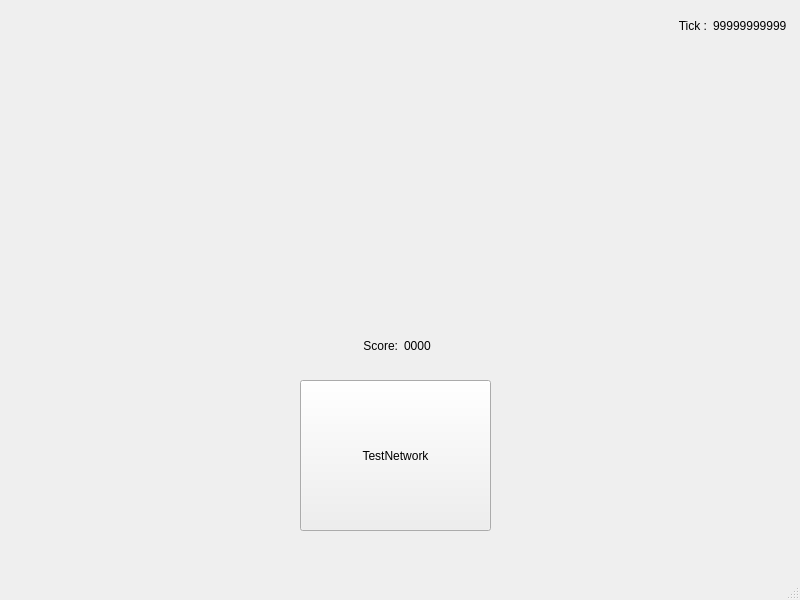
Above: Dev/Clients/QtClient/QtWindowClient/mainwindow.ui from Redoxee/AutoClicker before the change. Below: the same form after it.
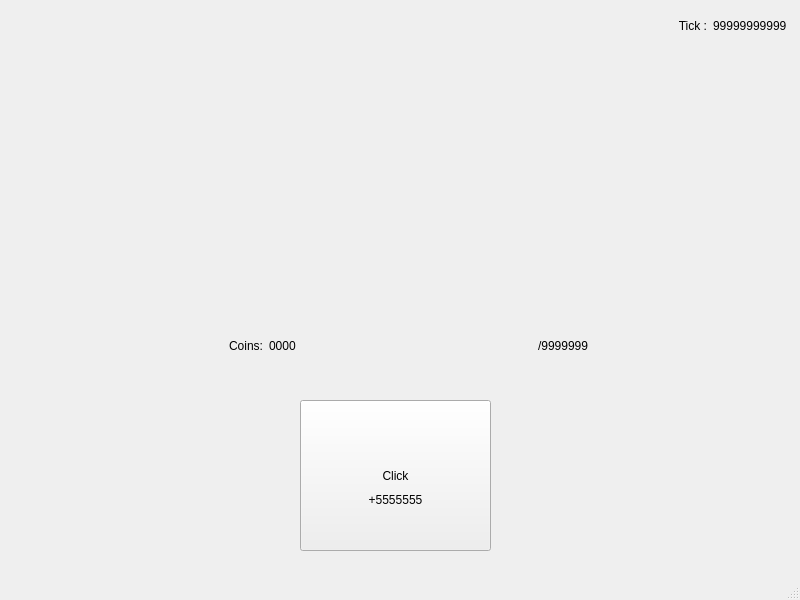
That is the form after the change.

What changed in the file:
```diff
--- a/Dev/Clients/QtClient/QtWindowClient/mainwindow.ui
+++ b/Dev/Clients/QtClient/QtWindowClient/mainwindow.ui
@@ -18,13 +18,13 @@
     <property name="geometry">
      <rect>
       <x>300</x>
-      <y>380</y>
+      <y>400</y>
       <width>191</width>
       <height>151</height>
      </rect>
     </property>
     <property name="text">
-     <string>TestNetwork</string>
+     <string>Click</string>
     </property>
    </widget>
    <widget class="QWidget" name="horizontalLayoutWidget">
@@ -40,7 +40,7 @@
      <item>
       <widget class="QLabel" name="ScoreLabel">
        <property name="text">
-        <string>Score:</string>
+        <string>Coins:</string>
        </property>
        <property name="alignment">
         <set>Qt::AlignRight|Qt::AlignTrailing|Qt::AlignVCenter</set>
@@ -49,9 +49,25 @@
      </item>
      <item>
       <widget class="QLabel" name="ScoreValue">
+       <property name="sizePolicy">
+        <sizepolicy hsizetype="Minimum" vsizetype="Preferred">
+         <horstretch>0</horstretch>
+         <verstretch>0</verstretch>
+        </sizepolicy>
+       </property>
        <property name="text">
         <string>0000</string>
        </property>
+       <property name="scaledContents">
+        <bool>false</bool>
+       </property>
+      </widget>
+     </item>
+     <item>
+      <widget class="QLabel" name="ScoreTarget">
+       <property name="text">
+        <string>/9999999</string>
+       </property>
       </widget>
      </item>
     </layout>
@@ -85,6 +101,25 @@
      </item>
     </layout>
    </widget>
+   <widget class="QLabel" name="ClickValue">
+    <property name="enabled">
+     <bool>true</bool>
+    </property>
+    <property name="geometry">
+     <rect>
+      <x>300</x>
+      <y>490</y>
+      <width>191</width>
+      <height>20</height>
+     </rect>
+    </property>
+    <property name="text">
+     <string>+5555555</string>
+    </property>
+    <property name="alignment">
+     <set>Qt::AlignCenter</set>
+    </property>
+   </widget>
   </widget>
   <widget class="QMenuBar" name="menubar">
    <property name="geometry">
```
